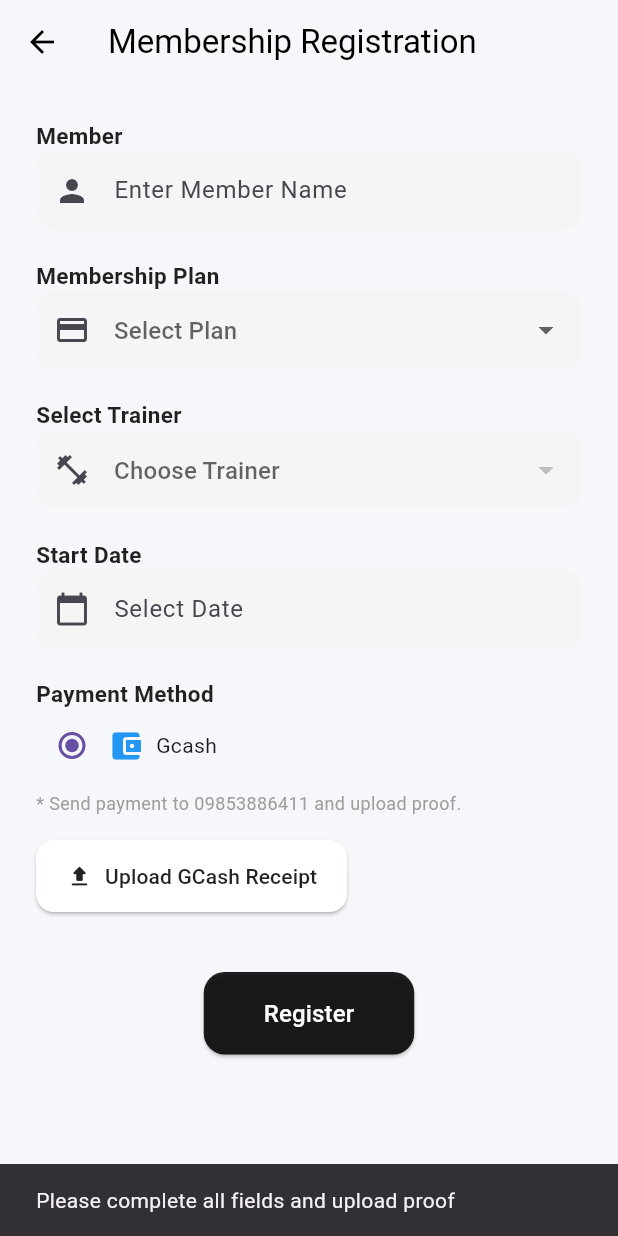
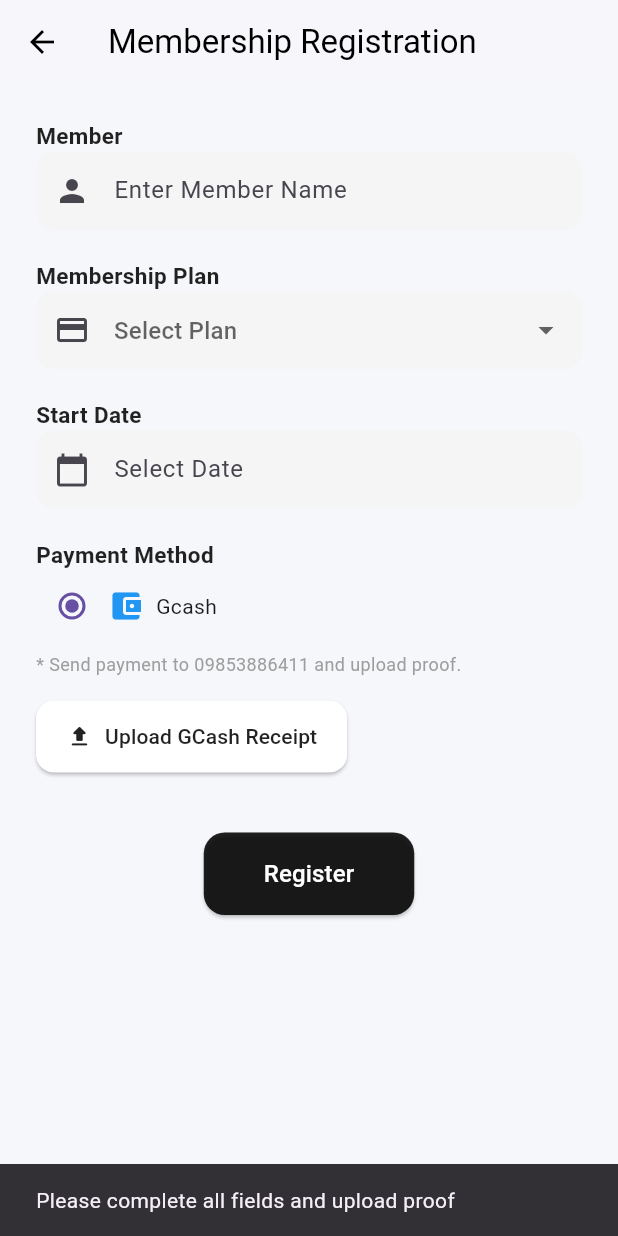
Before and after one commit to johnrey666/zeus, a Flutter app: the RegistrationPage screen opened directly, after a tap on "Register", on a phone screen of 412 x 824 dp. Run offline on Flutter 3.47's test engine with Material 3 defaults, Android fonts, the light colour scheme and no system bars; our stand-ins replace cloud_firestore, firebase_auth, firebase_core, fl_chart, flutter_animate, google_fonts and 3 more; accounts and stored records are empty.

Commit message:
registration fix

```diff
--- a/lib/pages/member_pages/registration_page.dart
+++ b/lib/pages/member_pages/registration_page.dart
@@ -20,12 +20,10 @@ class _RegistrationPageState extends State<RegistrationPage> {
 
   String? _selectedPlan;
   String? _selectedPayment = 'Gcash';
-  String? _selectedTrainerId;
   File? _proofImage;
 
   final List<String> _plans = [
     '1 month - 650PHP',
-    '1 m w/ trainer - 1650PHP',
     '1 m w/ treadmill - 1300PHP',
   ];
 
@@ -63,7 +61,6 @@ class _RegistrationPageState extends State<RegistrationPage> {
     if (name.isEmpty ||
         date.isEmpty ||
         _selectedPlan == null ||
-        _selectedTrainerId == null ||
         _proofImage == null) {
       ScaffoldMessenger.of(context).showSnackBar(
         const SnackBar(
@@ -81,7 +78,6 @@ class _RegistrationPageState extends State<RegistrationPage> {
       'plan': _selectedPlan,
       'startDate': date,
       'paymentMethod': _selectedPayment,
-      'trainerId': _selectedTrainerId,
       'proofImageBase64': base64Image,
       'status': 'pending',
       'timestamp': Timestamp.now(),
@@ -137,9 +133,6 @@ class _RegistrationPageState extends State<RegistrationPage> {
                   .toList(),
               onChanged: (value) => setState(() => _selectedPlan = value),
             ),
-            const SizedBox(height: 20),
-            _sectionTitle("Select Trainer"),
-            _buildTrainerDropdown(),
             const SizedBox(height: 20),
             _sectionTitle("Start Date"),
             TextField(
@@ -213,41 +206,6 @@ class _RegistrationPageState extends State<RegistrationPage> {
     );
   }
 
-  Widget _buildTrainerDropdown() {
-    return StreamBuilder<QuerySnapshot>(
-      stream: FirebaseFirestore.instance
-          .collection('users')
-          .where('userType', isEqualTo: 'Trainer')
-          .snapshots(),
-      builder: (context, snapshot) {
-        final isLoading = snapshot.connectionState == ConnectionState.waiting;
-
-        final trainers = snapshot.data?.docs ?? [];
-
-        return AnimatedSwitcher(
-          duration: const Duration(milliseconds: 300),
-          child: isLoading
-              ? const Center(child: CircularProgressIndicator())
-              : _styledDropdown<String>(
-                  key: ValueKey(trainers.length),
-                  icon: Icons.fitness_center,
-                  value: _selectedTrainerId,
-                  hint: "Choose Trainer",
-                  items: trainers.map((doc) {
-                    final data = doc.data() as Map<String, dynamic>;
-                    return DropdownMenuItem(
-                      value: doc.id,
-                      child: Text("${data['firstName']} ${data['lastName']}"),
-                    );
-                  }).toList(),
-                  onChanged: (value) =>
-                      setState(() => _selectedTrainerId = value),
-                ),
-        );
-      },
-    );
-  }
-
   Widget _styledDropdown<T>({
     Key? key,
     required IconData icon,
```
